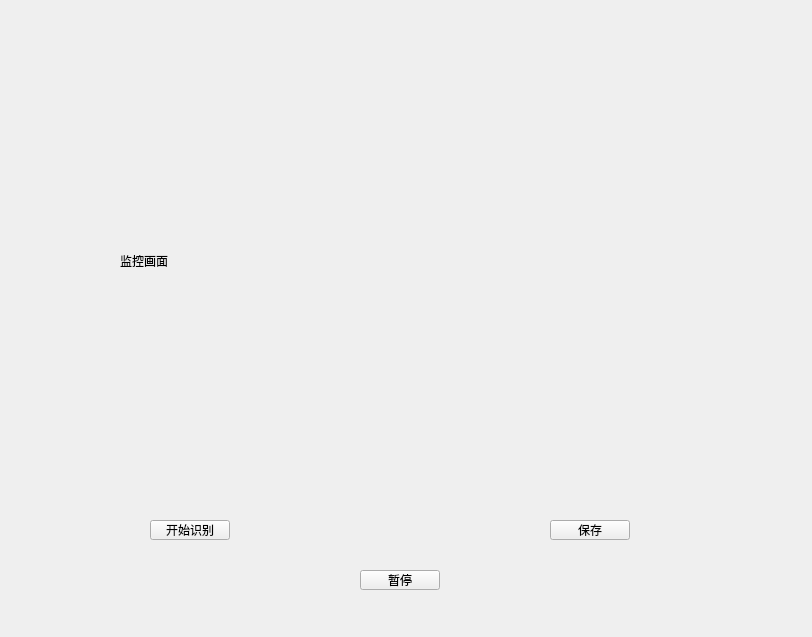
This is CubeSolver/cubedetect.ui in Rdjroot/CubeSolver as Qt 5 draws it before an edit. The edited form follows.
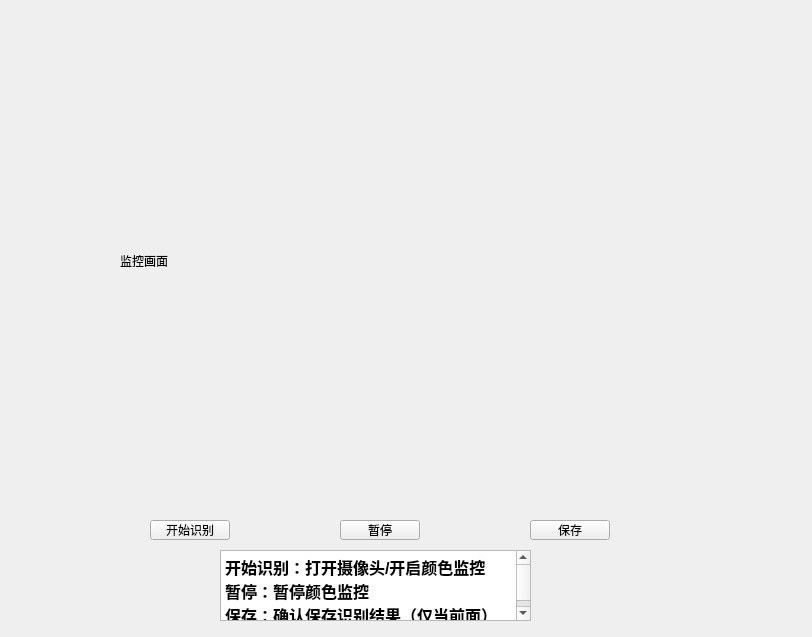
This is the edited form.

The edit to the form file:
```diff
--- a/CubeSolver/cubedetect.ui
+++ b/CubeSolver/cubedetect.ui
@@ -16,7 +16,7 @@
   <widget class="QPushButton" name="saveButton">
    <property name="geometry">
     <rect>
-     <x>550</x>
+     <x>530</x>
      <y>520</y>
      <width>80</width>
      <height>20</height>
@@ -42,8 +42,8 @@
   <widget class="QPushButton" name="pauseButton">
    <property name="geometry">
     <rect>
-     <x>360</x>
-     <y>570</y>
+     <x>340</x>
+     <y>520</y>
      <width>80</width>
      <height>20</height>
     </rect>
@@ -68,6 +68,25 @@
     <bool>true</bool>
    </property>
   </widget>
+  <widget class="QTextBrowser" name="textBrowser">
+   <property name="geometry">
+    <rect>
+     <x>220</x>
+     <y>550</y>
+     <width>311</width>
+     <height>71</height>
+    </rect>
+   </property>
+   <property name="html">
+    <string>&lt;!DOCTYPE HTML PUBLIC &quot;-//W3C//DTD HTML 4.0//EN&quot; &quot;http://www.w3.org/TR/REC-html40/strict.dtd&quot;&gt;
+&lt;html&gt;&lt;head&gt;&lt;meta name=&quot;qrichtext&quot; content=&quot;1&quot; /&gt;&lt;style type=&quot;text/css&quot;&gt;
+p, li { white-space: pre-wrap; }
+&lt;/style&gt;&lt;/head&gt;&lt;body style=&quot; font-family:'SimSun'; font-size:9pt; font-weight:400; font-style:normal;&quot;&gt;
+&lt;p style=&quot; margin-top:0px; margin-bottom:0px; margin-left:0px; margin-right:0px; -qt-block-indent:0; text-indent:0px;&quot;&gt;&lt;span style=&quot; font-size:12pt; font-weight:600;&quot;&gt;开始识别：打开摄像头/开启颜色监控&lt;/span&gt;&lt;/p&gt;
+&lt;p style=&quot; margin-top:0px; margin-bottom:0px; margin-left:0px; margin-right:0px; -qt-block-indent:0; text-indent:0px;&quot;&gt;&lt;span style=&quot; font-size:12pt; font-weight:600;&quot;&gt;暂停：暂停颜色监控&lt;/span&gt;&lt;/p&gt;
+&lt;p style=&quot; margin-top:0px; margin-bottom:0px; margin-left:0px; margin-right:0px; -qt-block-indent:0; text-indent:0px;&quot;&gt;&lt;span style=&quot; font-size:12pt; font-weight:600;&quot;&gt;保存：确认保存识别结果（仅当前面）&lt;/span&gt;&lt;/p&gt;&lt;/body&gt;&lt;/html&gt;</string>
+   </property>
+  </widget>
  </widget>
  <resources/>
  <connections/>
```
